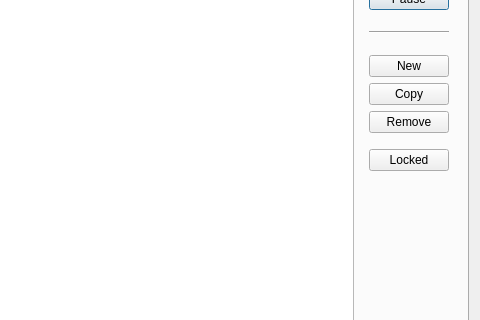
The window that app/settings/dialogs/settingsdialog.ui (KDE/latte-dock) describes before a commit, drawn with Qt 5; both pictures show x 508 to 988 and y 122 to 442 of the 988 by 750 pixel window.
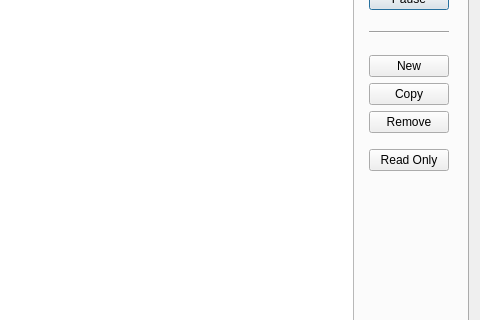
The same window after the commit. Icons and pictures are not drawn. Custom widgets are drawn as their Qt base class.

Commit message: update text for Layout Read-Only

What changed in the file:
```diff
--- a/app/settings/dialogs/settingsdialog.ui
+++ b/app/settings/dialogs/settingsdialog.ui
@@ -276,7 +276,7 @@
               <item>
                <widget class="QPushButton" name="lockedButton">
                 <property name="text">
-                 <string notr="true">Locked</string>
+                 <string>Read Only</string>
                 </property>
                 <property name="icon">
                  <iconset theme="object-locked">
```
Left out of the diff: 18 changed lines with no effect on the pictures. The commit also changes 2 other files.
